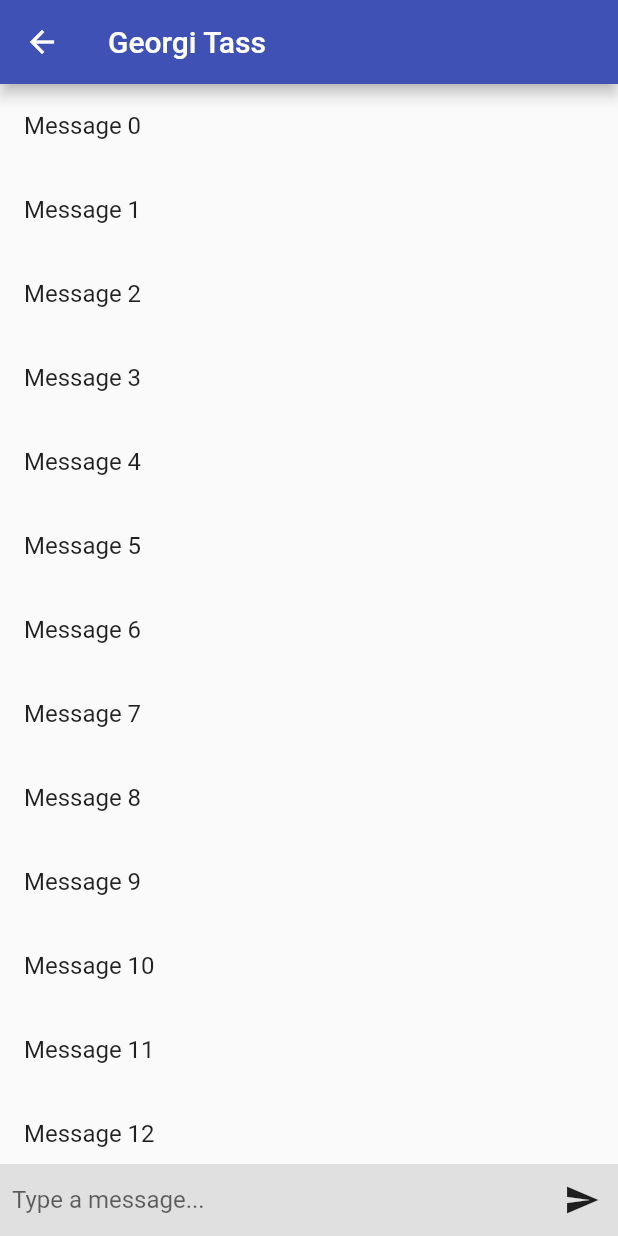
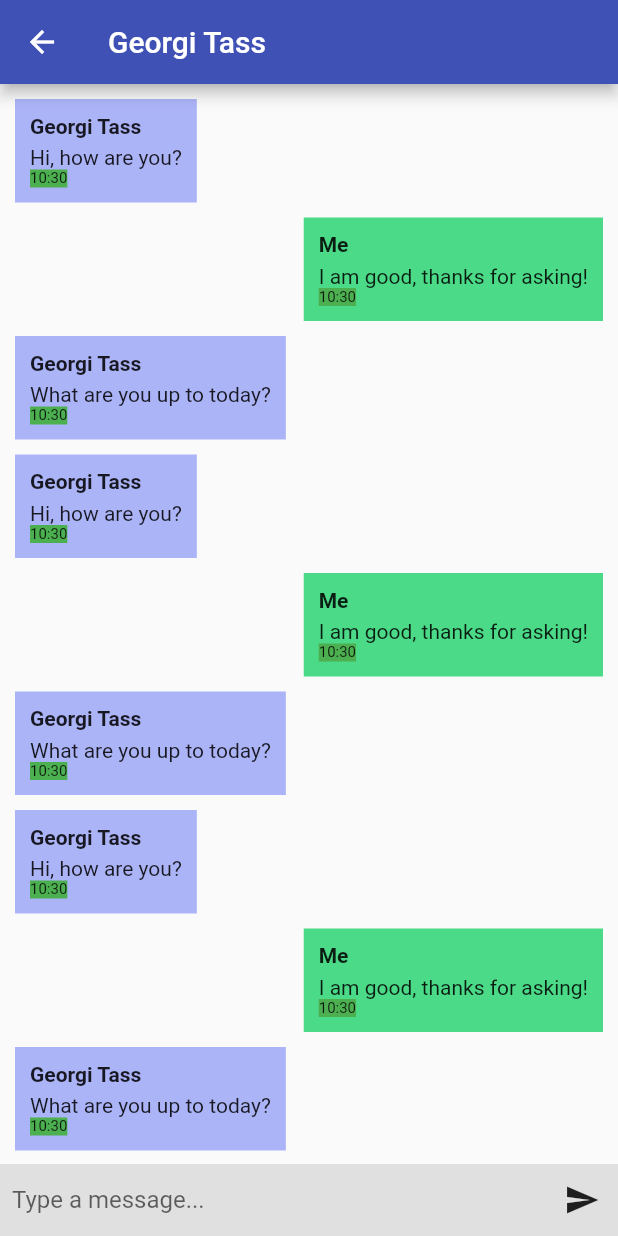
Before and after one commit to mustafasalfiti/danceapp-frontend, a Flutter app: the ChatPage screen opened directly, on a phone screen of 412 x 824 dp. Run offline on Flutter 3.47's test engine with Material 2 defaults, Android fonts, the phone set to English and light mode, and no system bars.

Commit message:
fix:update chat page

```diff
--- a/lib/pages/chat.page.dart
+++ b/lib/pages/chat.page.dart
@@ -1,4 +1,12 @@
 import 'package:flutter/material.dart';
+
+class Message {
+  String text;
+  DateTime dateTime;
+  bool isMe;
+
+  Message({required this.text, required this.dateTime, required this.isMe});
+}
 
 class ChatPage extends StatefulWidget {
   const ChatPage({super.key});
@@ -9,6 +17,45 @@ class ChatPage extends StatefulWidget {
 
 class _ChatPageState extends State<ChatPage> {
   final TextEditingController _textEditingController = TextEditingController();
+  final List<Message> messages = [
+    Message(text: 'Hi, how are you?', dateTime: DateTime.now(), isMe: false),
+    Message(
+        text: 'I am good, thanks for asking!',
+        dateTime: DateTime.now(),
+        isMe: true),
+    Message(
+        text: 'What are you up to today?',
+        dateTime: DateTime.now(),
+        isMe: false),
+    Message(text: 'Hi, how are you?', dateTime: DateTime.now(), isMe: false),
+    Message(
+        text: 'I am good, thanks for asking!',
+        dateTime: DateTime.now(),
+        isMe: true),
+    Message(
+        text: 'What are you up to today?',
+        dateTime: DateTime.now(),
+        isMe: false),
+    Message(text: 'Hi, how are you?', dateTime: DateTime.now(), isMe: false),
+    Message(
+        text: 'I am good, thanks for asking!',
+        dateTime: DateTime.now(),
+        isMe: true),
+    Message(
+        text: 'What are you up to today?',
+        dateTime: DateTime.now(),
+        isMe: false),
+    Message(text: 'Hi, how are you?', dateTime: DateTime.now(), isMe: false),
+    Message(
+        text:
+            'I am good, thanks for askingAASDASdwasdawd ad awd asdadawd awd awd adasd !',
+        dateTime: DateTime.now(),
+        isMe: true),
+    Message(
+        text: 'What are you up to today?',
+        dateTime: DateTime.now(),
+        isMe: false),
+  ];
 
   @override
   Widget build(BuildContext context) {
@@ -26,10 +73,59 @@ class _ChatPageState extends State<ChatPage> {
         children: [
           Expanded(
             child: ListView.builder(
-              itemCount: 20,
+              itemCount: messages.length,
               itemBuilder: (BuildContext context, int index) {
-                return ListTile(
-                  title: Text('Message $index'),
+                final message = messages[index].text;
+                final date = TimeOfDay.fromDateTime(messages[index].dateTime);
+                final isMe = messages[index].isMe;
+                return Container(
+                  padding: const EdgeInsets.symmetric(horizontal: 10),
+                  child: Column(
+                    crossAxisAlignment: isMe
+                        ? CrossAxisAlignment.end
+                        : CrossAxisAlignment.start,
+                    children: [
+                      const SizedBox(
+                        height: 10,
+                      ),
+                      Container(
+                        constraints: BoxConstraints(
+                          maxWidth: MediaQuery.of(context).size.width - 50,
+                        ),
+                        color: isMe == true
+                            ? const Color.fromARGB(199, 26, 209, 102)
+                            : const Color.fromARGB(102, 54, 76, 244),
+                        padding: const EdgeInsets.all(10),
+                        child: Column(
+                          crossAxisAlignment: CrossAxisAlignment.start,
+                          children: [
+                            Text(
+                              !isMe ? 'Georgi Tass' : "Me",
+                              textAlign: TextAlign.left,
+                              style:
+                                  const TextStyle(fontWeight: FontWeight.w700),
+                            ),
+                            const SizedBox(
+                              height: 5,
+                            ),
+                            Text(
+                              message,
+                              textAlign: TextAlign.left,
+                            ),
+                            Container(
+                              color: Colors.green,
+                              child: Text(
+                                "${date.hour}:${date.minute}",
+                                style: const TextStyle(
+                                  fontSize: 10,
+                                ),
+                              ),
+                            )
+                          ],
+                        ),
+                      ),
+                    ],
+                  ),
                 );
               },
             ),
```
